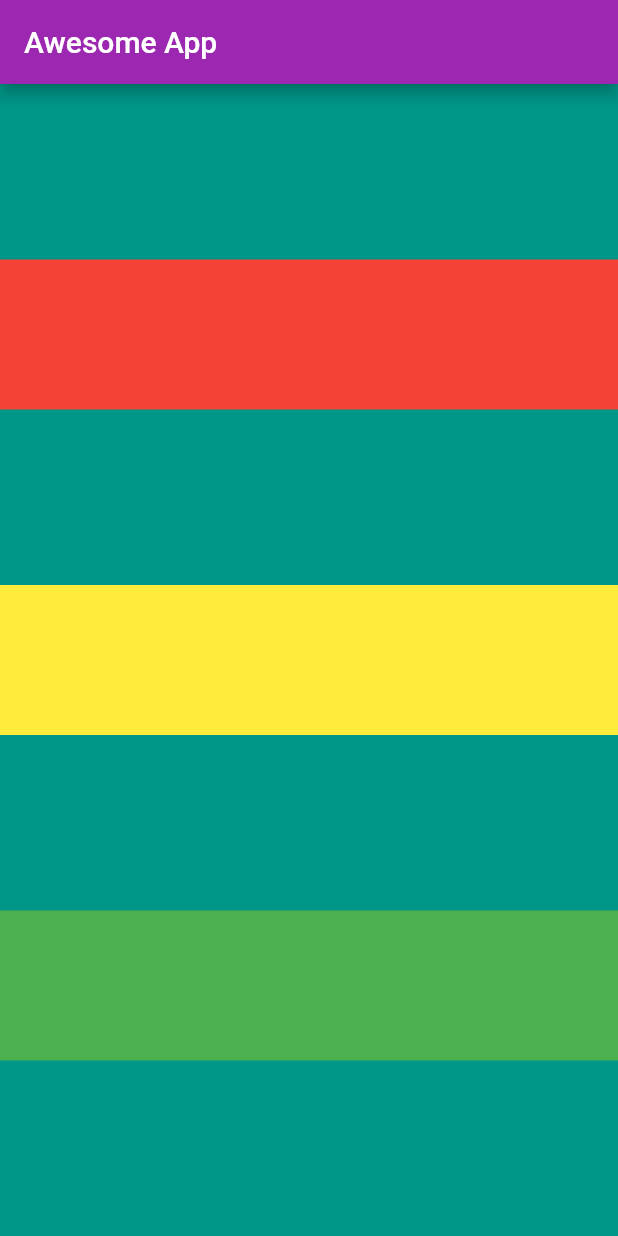
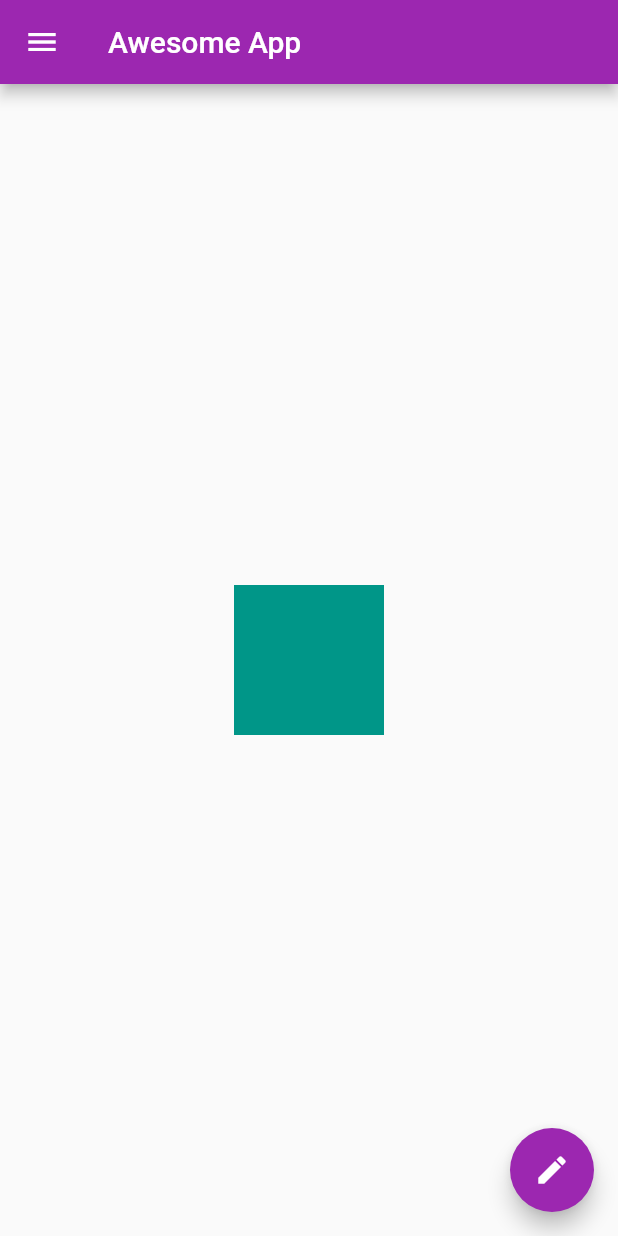
Before and after one commit to lagoo178/experimenting_with_flutter, a Flutter app: the screen it shows after launch, on a phone screen of 412 x 824 dp. Run offline on Flutter 3.47's test engine with Material 2 defaults, Android fonts, the phone set to English and light mode, and no system bars.

Commit message:
Material Drawer & Listview

```diff
--- a/lib/main.dart
+++ b/lib/main.dart
@@ -16,36 +16,46 @@ class HomePage extends StatelessWidget {
       appBar: AppBar(
         title: Text("Awesome App"),
       ),
-      body: Container(
-        width: 500,
-        color: Colors.teal,
-        child: Column(
-            mainAxisAlignment: MainAxisAlignment.spaceEvenly,
-            crossAxisAlignment: CrossAxisAlignment.stretch,
-            children: <Widget>[
-              Container(
-                padding: EdgeInsets.all(8),
-                width: 100,
-                height: 100,
-                color: Colors.red,
-                alignment: Alignment.center,
-              ),
-              Container(
-                padding: EdgeInsets.all(8),
-                width: 100,
-                height: 100,
-                color: Colors.yellow,
-                alignment: Alignment.center,
-              ),
-              Container(
-                padding: EdgeInsets.all(8),
-                width: 100,
-                height: 100,
-                color: Colors.green,
-                alignment: Alignment.center,
-              )
-            ]),
+      body: Center(
+        child: Container(
+          height: 100,
+          width: 100,
+          color: Colors.teal,
+        ),
       ),
+      drawer: Drawer(
+        child: ListView(
+          padding: const EdgeInsets.all(0),
+          children: <Widget>[
+            UserAccountsDrawerHeader(
+                accountName: Text("Daffa"),
+                accountEmail: Text("lagooo178@gmail.com"),
+                currentAccountPicture: CircleAvatar(
+                  backgroundImage: NetworkImage(
+                      "https://images.unsplash.com/photo-1555952517-2e8e729e0b44?ixlib=rb-1.2.1&ixid=MnwxMjA3fDB8MHxwaG90by1wYWdlfHx8fGVufDB8fHx8&auto=format&fit=crop&w=764&q=80"),
+                )),
+            ListTile(
+              leading: Icon(Icons.person),
+              title: Text("Daffa"),
+              subtitle: Text("Developer"),
+              trailing: Icon(Icons.edit),
+              onTap: () {},
+            ),
+            ListTile(
+              leading: Icon(Icons.email),
+              title: Text("Email"),
+              subtitle: Text("lagooo178@gmail.com"),
+              trailing: Icon(Icons.edit),
+              onTap: () {},
+            ),
+          ],
+        ),
+      ),
+      floatingActionButton: FloatingActionButton(
+        onPressed: () {},
+        child: Icon(Icons.edit),
+      ),
+      floatingActionButtonLocation: FloatingActionButtonLocation.endFloat,
     );
   }
 }
```
